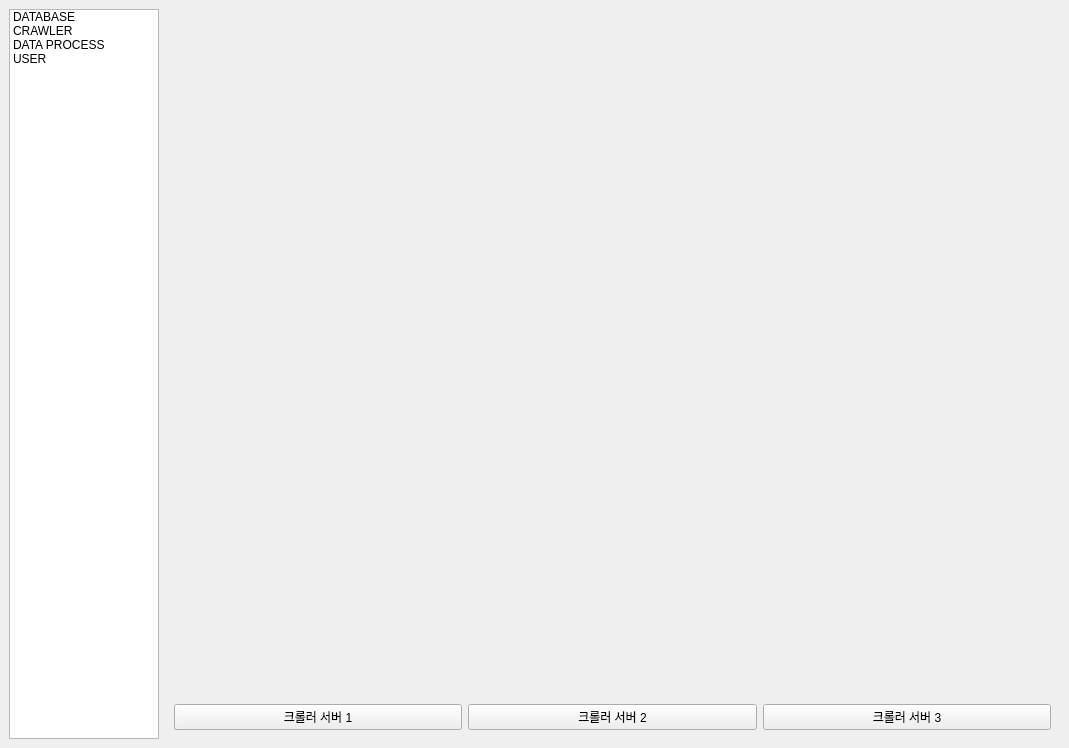
Above: MANAGER/BIGMACLAB_MANAGER_GUI.ui from yojun313/knpu before the change. Below: the same form after it.
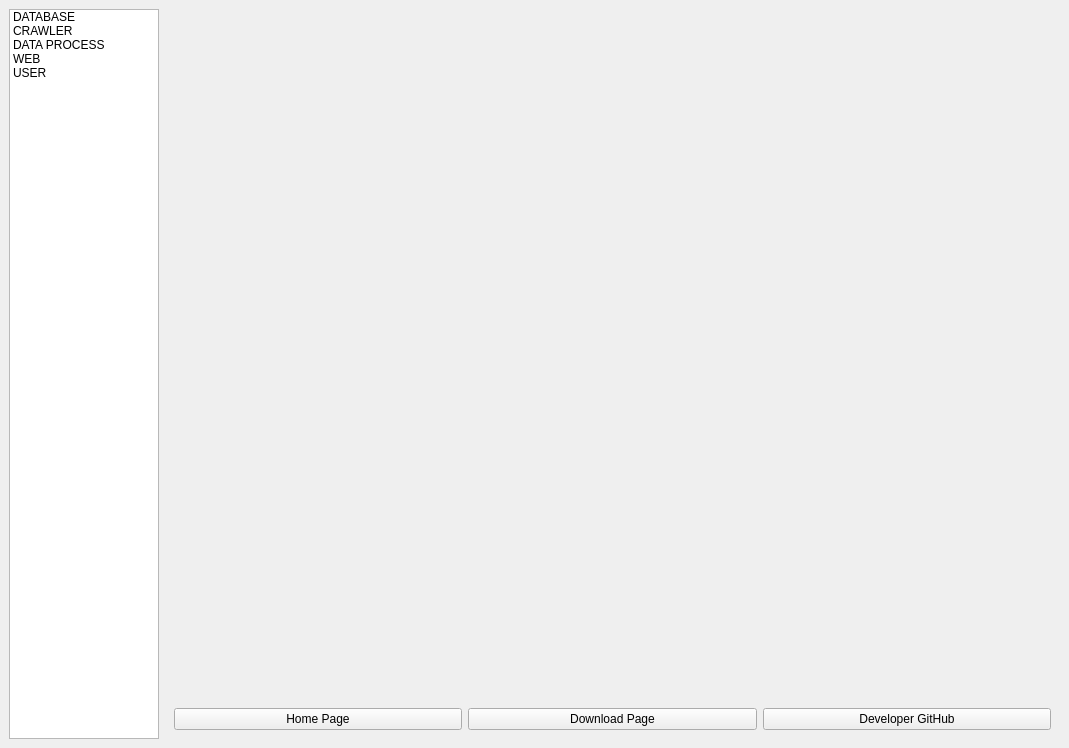
That is the form after the change.

What changed in the file:
```diff
--- a/MANAGER/BIGMACLAB_MANAGER_GUI.ui
+++ b/MANAGER/BIGMACLAB_MANAGER_GUI.ui
@@ -44,6 +44,11 @@
         <string>DATA PROCESS</string>
        </property>
       </item>
+      <item>
+       <property name="text">
+        <string>WEB</string>
+       </property>
+      </item>
       <item>
        <property name="text">
         <string>USER</string>
@@ -54,7 +59,7 @@
     <item>
      <widget class="QStackedWidget" name="stackedWidget">
       <property name="currentIndex">
-       <number>1</number>
+       <number>3</number>
       </property>
       <widget class="QWidget" name="page_database">
        <layout class="QVBoxLayout" name="verticalLayout_2">
@@ -272,6 +277,38 @@
         </item>
        </layout>
       </widget>
+      <widget class="QWidget" name="page_web">
+       <layout class="QVBoxLayout" name="verticalLayout">
+        <item>
+         <widget class="QWidget" name="web_webview" native="true"/>
+        </item>
+        <item>
+         <layout class="QHBoxLayout" name="horizontalLayout">
+          <item>
+           <widget class="QPushButton" name="web_homepage_button">
+            <property name="text">
+             <string>Home Page</string>
+            </property>
+           </widget>
+          </item>
+          <item>
+           <widget class="QPushButton" name="web_downloadpage_button">
+            <property name="text">
+             <string>Download Page</string>
+            </property>
+           </widget>
+          </item>
+          <item>
+           <widget class="QPushButton" name="web_github_button">
+            <property name="text">
+             <string>Developer GitHub</string>
+            </property>
+           </widget>
+          </item>
+         </layout>
+        </item>
+       </layout>
+      </widget>
       <widget class="QWidget" name="page_user">
        <layout class="QVBoxLayout" name="verticalLayout">
         <item>
```
Left out of the diff: 2 changed lines with no effect on the pictures.
